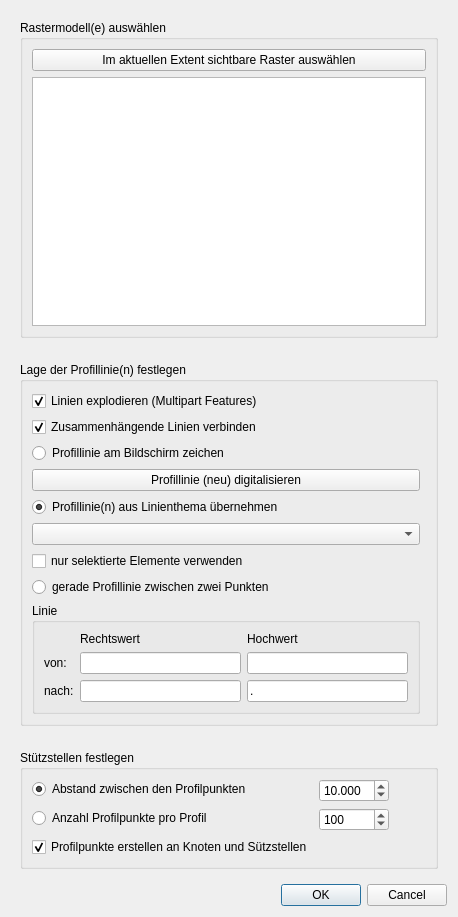
Before: the Qt Designer form VoGISProfilToolMain/ui/ui_vogisprofiltoolmain.ui in BergWerkGIS/VoGIS-Profil-Tool, drawn with Qt 5.
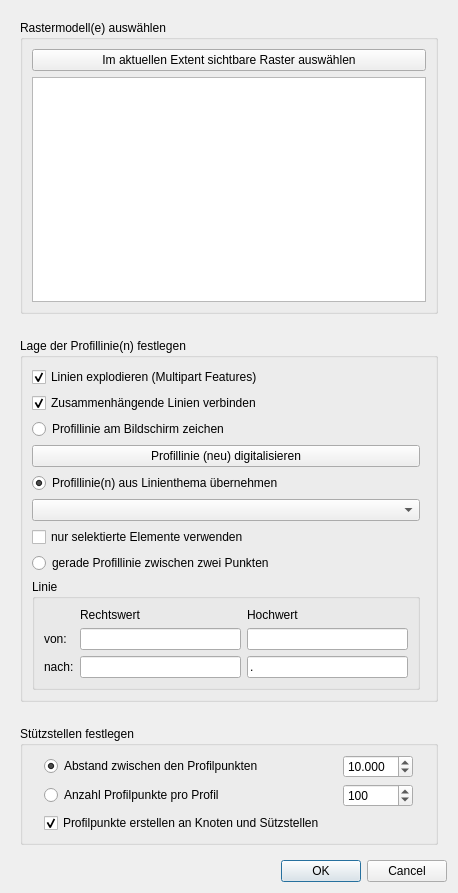
After: the same form once the commit is applied.

Patch:
```diff
--- a/VoGISProfilToolMain/ui/ui_vogisprofiltoolmain.ui
+++ b/VoGISProfilToolMain/ui/ui_vogisprofiltoolmain.ui
@@ -7,7 +7,7 @@
     <x>0</x>
     <y>0</y>
     <width>458</width>
-    <height>917</height>
+    <height>893</height>
    </rect>
   </property>
   <property name="sizePolicy">
@@ -24,15 +24,34 @@
     <layout class="QVBoxLayout" name="verticalLayout">
      <item>
       <widget class="QWidget" name="IDC_widRaster" native="true">
+       <property name="sizePolicy">
+        <sizepolicy hsizetype="Preferred" vsizetype="MinimumExpanding">
+         <horstretch>0</horstretch>
+         <verstretch>0</verstretch>
+        </sizepolicy>
+       </property>
        <layout class="QGridLayout" name="gridLayout_2">
         <item row="0" column="0">
          <widget class="QGroupBox" name="IDC_grpRaster">
+          <property name="sizePolicy">
+           <sizepolicy hsizetype="Preferred" vsizetype="MinimumExpanding">
+            <horstretch>0</horstretch>
+            <verstretch>0</verstretch>
+           </sizepolicy>
+          </property>
           <property name="title">
            <string>Rastermodell(e) auswählen</string>
           </property>
           <layout class="QGridLayout" name="gridLayout_3">
            <item row="1" column="0">
-            <widget class="QListWidget" name="IDC_listRasters"/>
+            <widget class="QListWidget" name="IDC_listRasters">
+             <property name="sizePolicy">
+              <sizepolicy hsizetype="Expanding" vsizetype="MinimumExpanding">
+               <horstretch>0</horstretch>
+               <verstretch>0</verstretch>
+              </sizepolicy>
+             </property>
+            </widget>
            </item>
            <item row="0" column="0">
             <widget class="QPushButton" name="IDC_bSelectVisibleRasters">
@@ -215,12 +234,15 @@
           <property name="title">
            <string>Stützstellen festlegen</string>
           </property>
-          <layout class="QFormLayout" name="formLayout">
-           <property name="fieldGrowthPolicy">
-            <enum>QFormLayout::AllNonFixedFieldsGrow</enum>
-           </property>
-           <item row="2" column="0">
+          <layout class="QGridLayout" name="gridLayout_8">
+           <item row="0" column="0">
             <widget class="QRadioButton" name="IDC_rbEquiDistance">
+             <property name="sizePolicy">
+              <sizepolicy hsizetype="Fixed" vsizetype="Fixed">
+               <horstretch>0</horstretch>
+               <verstretch>0</verstretch>
+              </sizepolicy>
+             </property>
              <property name="text">
               <string>Abstand zwischen den Profilpunkten</string>
              </property>
@@ -229,7 +251,7 @@
              </property>
             </widget>
            </item>
-           <item row="2" column="1">
+           <item row="0" column="1">
             <widget class="QDoubleSpinBox" name="IDC_dblspinDistance">
              <property name="sizePolicy">
               <sizepolicy hsizetype="Minimum" vsizetype="Fixed">
@@ -257,7 +279,7 @@
              </property>
             </widget>
            </item>
-           <item row="3" column="0">
+           <item row="1" column="0">
             <widget class="QRadioButton" name="IDC_rbVertexCount">
              <property name="sizePolicy">
               <sizepolicy hsizetype="Fixed" vsizetype="Fixed">
@@ -270,7 +292,7 @@
              </property>
             </widget>
            </item>
-           <item row="3" column="1">
+           <item row="1" column="1">
             <widget class="QDoubleSpinBox" name="IDC_dblspinVertexCnt">
              <property name="maximumSize">
               <size>
@@ -292,7 +314,7 @@
              </property>
             </widget>
            </item>
-           <item row="6" column="0">
+           <item row="2" column="0">
             <widget class="QCheckBox" name="IDC_chkNodesAndVertices">
              <property name="text">
               <string>Profilpunkte erstellen an Knoten und Sützstellen</string>
```
Left out of the diff: 69 changed lines with no effect on the pictures.
